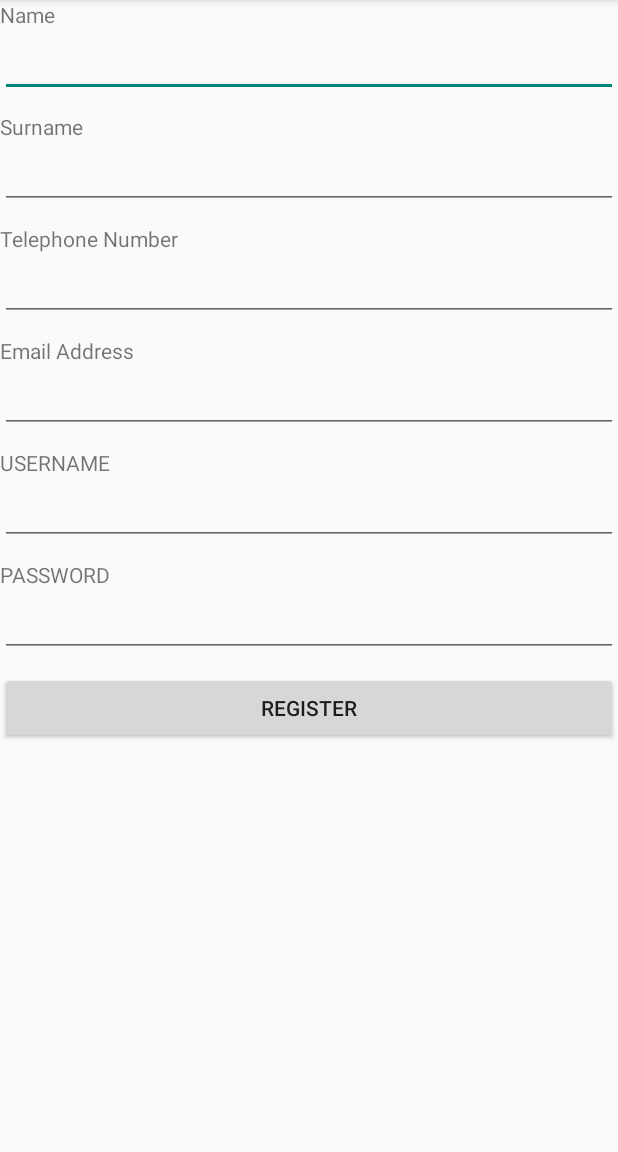
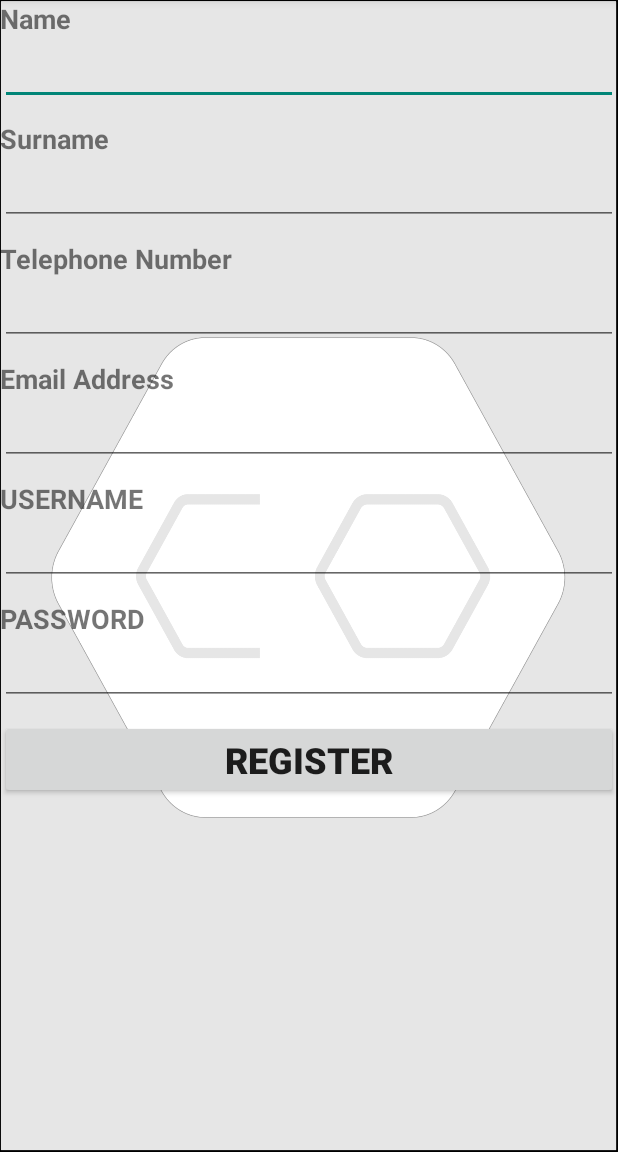
Before and after one commit to lorenzobv/Projecto_Final_LBV, an Android app: the Register screen opened directly, with no data from a screen before it, on a phone screen of 412 x 824 dp, the part 84-1236 px from its top. Run offline under Robolectric (Android 15) with nearby library versions, the phone set to English and light mode, and no system bars.

Commit message:
Cambios finales y retoques

```diff
--- a/app/src/main/res/layout/activity_main.xml
+++ b/app/src/main/res/layout/activity_main.xml
@@ -5,7 +5,8 @@
     android:layout_width="match_parent"
     android:layout_height="match_parent"
     android:orientation="vertical"
-    tools:context=".MainActivity">
+    tools:context=".MainActivity"
+    android:background="@drawable/background">
 
     <android.support.design.widget.AppBarLayout
         android:layout_width="match_parent"
--- a/app/src/main/res/layout/activity_register.xml
+++ b/app/src/main/res/layout/activity_register.xml
@@ -5,12 +5,15 @@
     android:layout_width="match_parent"
     android:layout_height="match_parent"
     android:orientation="vertical"
-    tools:context=".Register">
+    tools:context=".Register"
+    android:background="@drawable/background">
 
     <TextView
         android:layout_width="wrap_content"
         android:layout_height="wrap_content"
-        android:text="@string/name_text" />
+        android:text="@string/name_text"
+        android:textSize="18sp"
+        android:textStyle="bold" />
 
     <EditText
         android:id="@+id/idName"
@@ -21,7 +24,9 @@
     <TextView
         android:layout_width="wrap_content"
         android:layout_height="wrap_content"
-        android:text="@string/surname_text" />
+        android:text="@string/surname_text"
+        android:textSize="18sp"
+        android:textStyle="bold" />
 
     <EditText
         android:id="@+id/idSurname"
@@ -32,7 +37,9 @@
     <TextView
         android:layout_width="wrap_content"
         android:layout_height="wrap_content"
-        android:text="@string/tel_no_text" />
+        android:text="@string/tel_no_text"
+        android:textSize="18sp"
+        android:textStyle="bold" />
 
     <EditText
         android:id="@+id/idTelNo"
@@ -43,7 +50,9 @@
     <TextView
         android:layout_width="wrap_content"
         android:layout_height="wrap_content"
-        android:text="@string/email_text" />
+        android:text="@string/email_text"
+        android:textSize="18sp"
+        android:textStyle="bold" />
 
     <EditText
         android:id="@+id/idEmail"
@@ -54,7 +63,9 @@
     <TextView
         android:layout_width="wrap_content"
         android:layout_height="wrap_content"
-        android:text="@string/username_text" />
+        android:text="@string/username_text"
+        android:textSize="18sp"
+        android:textStyle="bold" />
 
     <EditText
         android:id="@+id/idUsername"
@@ -65,7 +76,9 @@
     <TextView
         android:layout_width="wrap_content"
         android:layout_height="wrap_content"
-        android:text="@string/password_text" />
+        android:text="@string/password_text"
+        android:textSize="18sp"
+        android:textStyle="bold" />
 
     <EditText
         android:id="@+id/idPassword"
@@ -77,5 +90,7 @@
         android:id="@+id/bRegister"
         android:layout_width="match_parent"
         android:layout_height="wrap_content"
-        android:text="@string/register_button_text" />
+        android:text="@string/register_button_text"
+        android:textSize="24sp"
+        android:textStyle="bold" />
 </LinearLayout>
```
Also changed, not shown: app/src/main/res/layout/activity_login.xml (+13 -7 lines), app/src/main/res/layout/activity_user__profile.xml (+21 -9 lines), app/src/main/res/drawable/background.png (added).
